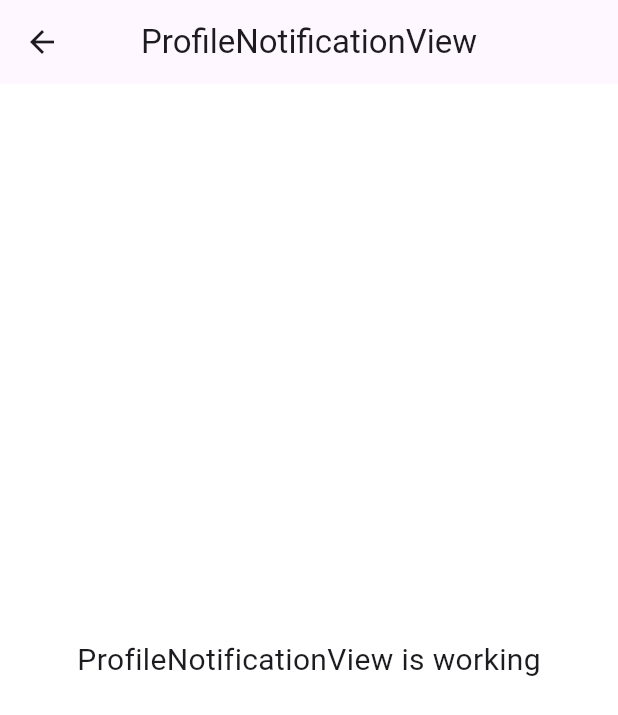
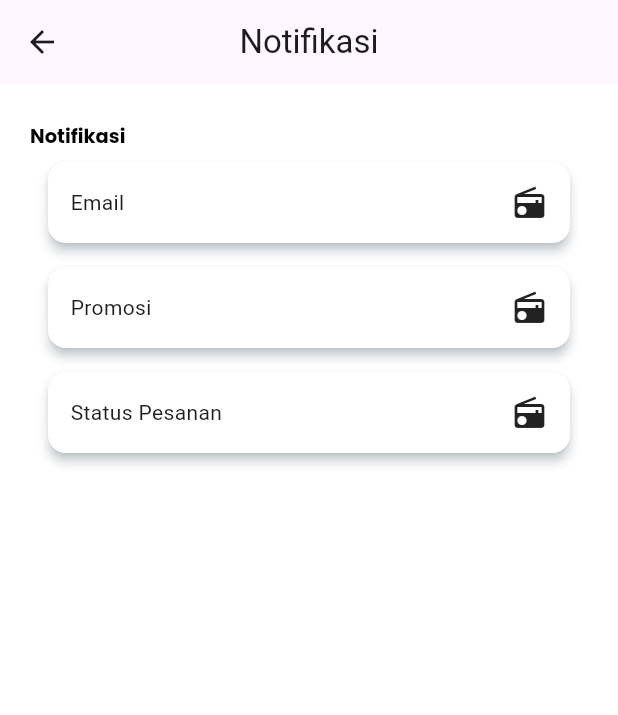
Before and after one commit to Jepretin/jepretin-frontend, a Flutter app: the ProfileNotificationView screen opened by its route, on a phone screen of 412 x 824 dp. Shown: the top 715 px of the screen. Run offline on Flutter 3.47's test engine with Material 3 defaults, Android fonts, the phone set to English and light mode, and no system bars; our stand-ins replace animated_notch_bottom_bar, flutter_svg, flutter_typeahead, get, google_fonts; missing offline and left inert: get_cli.

Commit message:
add page profile notification

```diff
--- a/lib/app/modules/user/customer/profile_notification/views/profile_notification_view.dart
+++ b/lib/app/modules/user/customer/profile_notification/views/profile_notification_view.dart
@@ -2,23 +2,55 @@ import 'package:flutter/material.dart';
 
 import 'package:get/get.dart';
 
+
 import '../controllers/profile_notification_controller.dart';
+import 'package:jepretin/app/shared/customCardContent.dart';
+import 'package:jepretin/app/shared/customComponent.dart';
 
 class ProfileNotificationView extends GetView<ProfileNotificationController> {
   const ProfileNotificationView({super.key});
   @override
   Widget build(BuildContext context) {
     return Scaffold(
-      appBar: AppBar(
-        title: const Text('ProfileNotificationView'),
-        centerTitle: true,
-      ),
-      body: const Center(
-        child: Text(
-          'ProfileNotificationView is working',
-          style: TextStyle(fontSize: 20),
+        appBar: AppBar(
+          title: const Text('Notifikasi'),
+          centerTitle: true,
         ),
-      ),
-    );
+        body: GetBuilder(
+            init: ProfileNotificationController(),
+            builder: (controller) => SingleChildScrollView(
+                  padding: EdgeInsets.symmetric(horizontal: 20, vertical: 25),
+                  child: Column(
+                    children: [
+                      InputWithLabel(
+                        label: 'Notifikasi',
+                        input: CustomCardSingle(
+                            child: Row(
+                          children: [
+                            Text('Email'),
+                            Spacer(),
+                            Icon(Icons.radio)
+                          ],
+                        )),
+                      ),
+                      CustomCardSingle(
+                          child: Row(
+                        children: [
+                          Text('Promosi'),
+                          Spacer(),
+                          Icon(Icons.radio)
+                        ],
+                      )),
+                      CustomCardSingle(
+                          child: Row(
+                        children: [
+                          Text('Status Pesanan'),
+                          Spacer(),
+                          Icon(Icons.radio)
+                        ],
+                      )),
+                    ],
+                  ),
+                )));
   }
 }
--- a/lib/app/modules/user/customer/profile_report/views/profile_report_view.dart
+++ b/lib/app/modules/user/customer/profile_report/views/profile_report_view.dart
@@ -25,7 +25,7 @@ class ProfileReportView extends GetView<ProfileReportController> {
                       InputWithLabel(
                           label: 'Laporkan Masalah',
                           input: CustomCardSingle(
-                              child: Row(
+                            child: Row(
                             children: [
                               Expanded(
                                 child: TextField(
```
